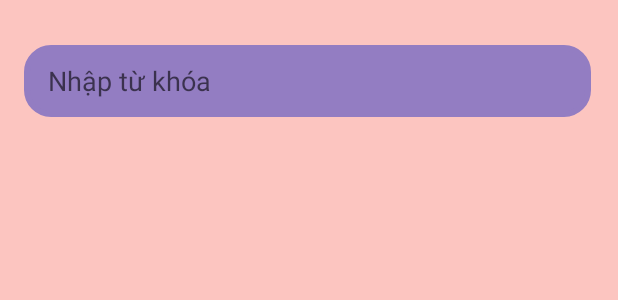
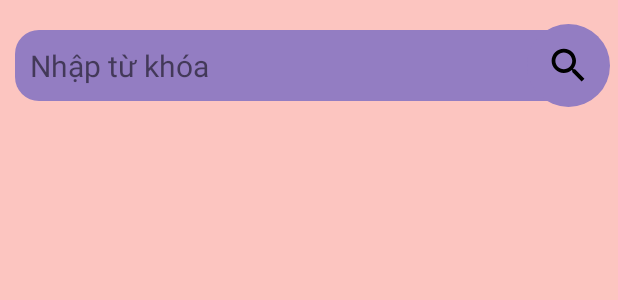
Before and after one commit to binhpt310/DACN-Mobile, an Android app: the layout activity_searchquestiom.xml on its own in the app's theme, with its tools: preview values and no code run, on a phone screen of 412 x 824 dp. Shown: the top 300 px of the screen. Run offline under Robolectric (Android 15) with nearby library versions, the phone set to English and light mode, and no system bars.

Commit message:
update search layout (1)

```diff
--- a/app/src/main/AndroidManifest.xml
+++ b/app/src/main/AndroidManifest.xml
@@ -62,7 +62,7 @@
             android:name=".cauhoi.thi_tracnghiem"
             android:exported="false" />
         <activity
-            android:name=".trangchu2"
+            android:name=".mucluc.trogiup"
             android:exported="false" />
         <activity
 
@@ -78,7 +78,7 @@
             android:exported="false"/>
 
         <activity
-            android:name=".mucluc.trogiup"
+            android:name=".trangchu2"
 
             android:exported="true">
             <intent-filter>
--- /dev/null
+++ b/app/src/main/res/drawable-v24/hinh_tron2.xml
@@ -0,0 +1,13 @@
+<?xml version="1.0" encoding="utf-8"?>
+
+<shape
+    xmlns:android="http://schemas.android.com/apk/res/android"
+    android:shape="oval">
+
+    <solid
+        android:color="@color/timxanh"/>
+
+    <size
+        android:width="120dp"
+        android:height="120dp"/>
+</shape>
--- /dev/null
+++ b/app/src/main/res/drawable/ic_search.xml
@@ -0,0 +1,5 @@
+<vector android:height="24dp" android:tint="#000000"
+    android:viewportHeight="24" android:viewportWidth="24"
+    android:width="24dp" xmlns:android="http://schemas.android.com/apk/res/android">
+    <path android:fillColor="@android:color/white" android:pathData="M15.5,14h-0.79l-0.28,-0.27C15.41,12.59 16,11.11 16,9.5 16,5.91 13.09,3 9.5,3S3,5.91 3,9.5 5.91,16 9.5,16c1.61,0 3.09,-0.59 4.23,-1.57l0.27,0.28v0.79l5,4.99L20.49,19l-4.99,-5zM9.5,14C7.01,14 5,11.99 5,9.5S7.01,5 9.5,5 14,7.01 14,9.5 11.99,14 9.5,14z"/>
+</vector>
--- a/app/src/main/res/drawable/searchview_backgound.xml
+++ b/app/src/main/res/drawable/searchview_backgound.xml
@@ -2,10 +2,8 @@
 <shape xmlns:android="http://schemas.android.com/apk/res/android"
     android:shape="rectangle">
 
+    <solid android:color="@color/timxanh"/>
     <corners
         android:radius="16dp"/>
-    <stroke
-        android:color="@color/timnhat"
-        android:width="4dp"/>
 
 </shape>
--- a/app/src/main/res/layout/activity_searchquestiom.xml
+++ b/app/src/main/res/layout/activity_searchquestiom.xml
@@ -8,19 +8,43 @@
     android:orientation="vertical"
     tools:context=".search_question">
 
-    <SearchView
-        android:id="@+id/searchView"
-        android:layout_width="378dp"
-        android:layout_height="wrap_content"
-        android:layout_marginHorizontal="16dp"
-        android:layout_marginTop="30dp"
-        android:layout_marginBottom="16dp"
-        android:background="@drawable/searchview_backgound"
-        android:backgroundTint="@color/timxanh"
-        android:iconifiedByDefault="false"
-        android:queryBackground="@android:color/transparent"
-        android:queryHint="Nhập từ khóa"
-        android:searchIcon="@null">
+    <androidx.constraintlayout.widget.ConstraintLayout
+        android:layout_width="match_parent"
+        android:layout_height="wrap_content">
+
+        <TextView
+            android:id="@+id/textView6"
+            android:layout_width="match_parent"
+            android:layout_height="wrap_content"
+            android:layout_marginStart="10dp"
+            android:layout_marginTop="20dp"
+            android:layout_marginEnd="15dp"
+            android:background="@drawable/searchview_backgound"
+            android:padding="10dp"
+            android:text="Nhập từ khóa"
+            android:textSize="20sp"
+            app:layout_constraintEnd_toEndOf="parent"
+            app:layout_constraintStart_toStartOf="parent"
+            app:layout_constraintTop_toTopOf="parent" />
+
+
+        <LinearLayout
+            android:layout_width="55dp"
+            android:layout_height="55dp"
+            android:layout_marginEnd="-10dp"
+            android:background="@drawable/hinh_tron2"
+            android:gravity="center"
+            app:layout_constraintBottom_toBottomOf="@+id/textView6"
+            app:layout_constraintEnd_toEndOf="@+id/textView6"
+            app:layout_constraintTop_toTopOf="@+id/textView6">
+
+            <ImageView
+                android:layout_width="30dp"
+                android:layout_height="30dp"
+                android:src="@drawable/ic_baseline_search" />
+        </LinearLayout>
+    </androidx.constraintlayout.widget.ConstraintLayout>
+
 
         <ImageButton
             android:id="@+id/search_bt"
@@ -29,15 +53,15 @@
 
             android:background="@color/timxanh"
             android:contentDescription="@string/todo"
-            android:src="@drawable/hinh_tron"
+            android:src="@drawable/hinh_tron2"
             android:visibility="invisible"
-            tools:src="@drawable/ic_baseline_search" />
+             />
 
         <androidx.recyclerview.widget.RecyclerView
             android:layout_width="match_parent"
             android:layout_height="match_parent" />
 
-    </SearchView>
+
 
     <androidx.recyclerview.widget.RecyclerView
         android:layout_width="match_parent"
```
Also changed, not shown: app/src/main/res/drawable/bg_search.xml (deleted, +0 -60 lines).
